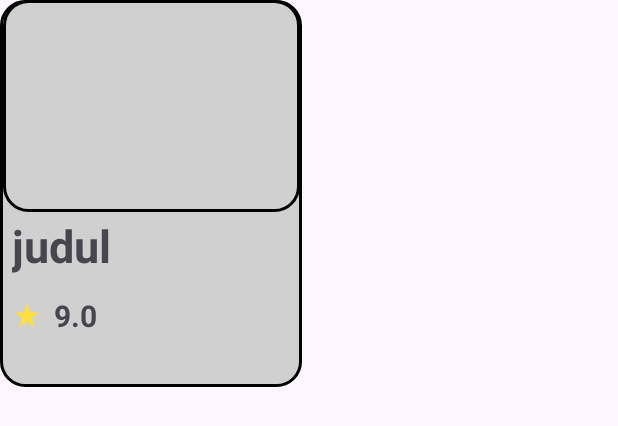
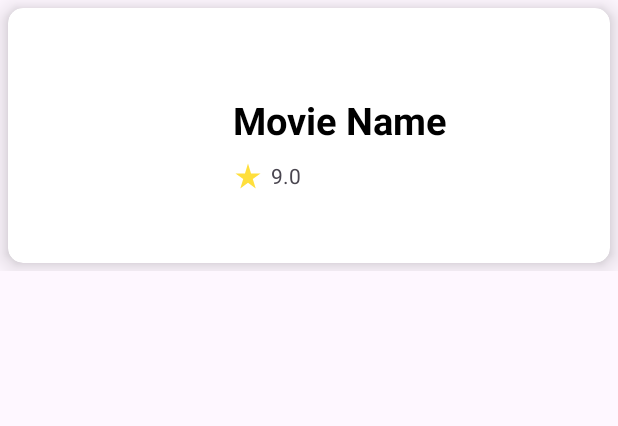
Before and after one commit to kentjanuar/ProjekAkhirPaba, an Android app: the layout film.xml on its own in the app's theme, with its tools: preview values and no code run, on a phone screen of 412 x 824 dp. Shown: the top 426 px of the screen. Run offline under Robolectric (Android 15) with nearby library versions, the phone set to English and light mode, and no system bars.

Commit message:
lebih bagus + qr

```diff
--- a/app/src/main/java/com/implisit/projekakhirpaba/adapterFilm.kt
+++ b/app/src/main/java/com/implisit/projekakhirpaba/adapterFilm.kt
@@ -17,7 +17,7 @@ class adapterFilm (private val listFilm: MutableList<film>):RecyclerView.Adapter
         var _judul = itemView.findViewById<TextView>(R.id.judulFilm)
         var _rating = itemView.findViewById<TextView>(R.id.ratingFilm)
         var _gambar = itemView.findViewById<ImageView>(R.id.gambarFilm)
-        var _background = itemView.findViewById<ImageView>(R.id.background)
+        var _background = itemView.findViewById<androidx.cardview.widget.CardView>(R.id.background)
     }
     override fun onCreateViewHolder(
         parent: ViewGroup,
--- a/app/src/main/java/com/implisit/projekakhirpaba/register.kt
+++ b/app/src/main/java/com/implisit/projekakhirpaba/register.kt
@@ -61,7 +61,7 @@ class register : AppCompatActivity() {
         db.collection("Users").document(phone).set(userData)
             .addOnSuccessListener {
                 // Membuat subkoleksi "Tickets" untuk pengguna
-                Toast.makeText(this, "Registrasi dan tiket berhasil ditambahkan!", Toast.LENGTH_SHORT).show()
+                Toast.makeText(this, "Registrasi berhasil ditambahkan!", Toast.LENGTH_SHORT).show()
                 finish() // Kembali ke halaman login
 
             }
--- a/app/src/main/res/layout/film.xml
+++ b/app/src/main/res/layout/film.xml
@@ -1,60 +1,73 @@
 <?xml version="1.0" encoding="utf-8"?>
-<androidx.constraintlayout.widget.ConstraintLayout xmlns:android="http://schemas.android.com/apk/res/android"
+<LinearLayout xmlns:android="http://schemas.android.com/apk/res/android"
     xmlns:app="http://schemas.android.com/apk/res-auto"
     xmlns:tools="http://schemas.android.com/tools"
-    android:layout_width="wrap_content"
+    android:layout_width="match_parent"
+    android:layout_height="wrap_content"
+    android:orientation="vertical"
+    >
+
+    <androidx.cardview.widget.CardView
+        android:id="@+id/background"
+        app:cardElevation="10dp"
+        app:cardCornerRadius="10dp"
+        android:layout_margin="5dp"
+        app:cardBackgroundColor="#FFFFFF"
+        android:layout_width="match_parent"
+        android:layout_height="match_parent">
+
+        <LinearLayout
+            android:orientation="horizontal"
+            android:layout_width="match_parent"
             android:layout_height="wrap_content">
 
             <ImageView
-        android:id="@+id/background"
-        android:layout_width="201dp"
-        android:layout_height="258dp"
-        android:src="@drawable/rounded_background"
-        app:layout_constraintStart_toStartOf="parent"
-        app:layout_constraintTop_toTopOf="parent" />
+                android:layout_margin="10dp"
+                android:id="@+id/gambarFilm"
+                android:layout_width="120dp"
+                android:layout_height="150dp"/>
 
-    <ImageView
-        android:id="@+id/gambarFilm"
-        android:layout_width="198dp"
-        android:layout_height="141dp"
-        android:scaleType="center"
-
-        android:src="@drawable/rounded_border"
-        app:layout_constraintEnd_toEndOf="@+id/background"
-        app:layout_constraintStart_toStartOf="@+id/background"
-        app:layout_constraintTop_toTopOf="@+id/background" />
+            <LinearLayout
+                android:layout_weight="1"
+                android:gravity="center"
+                android:orientation="vertical"
+                android:layout_width="match_parent"
+                android:layout_height="match_parent">
 
                 <TextView
                     android:id="@+id/judulFilm"
-        android:layout_width="wrap_content"
-        android:layout_height="wrap_content"
-        android:layout_marginStart="8dp"
-        android:layout_marginTop="2dp"
-        android:text="judul"
-        android:textSize="30sp"
+                    android:textColor="#000"
                     android:textStyle="bold"
-        app:layout_constraintStart_toStartOf="@+id/background"
-        app:layout_constraintTop_toBottomOf="@+id/gambarFilm" />
+                    android:textSize="25sp"
+                    android:layout_margin="10dp"
+                    android:text="Movie Name"
+                    android:layout_width="match_parent"
+                    android:layout_height="wrap_content"/>
+
+                <LinearLayout
+                    android:orientation="horizontal"
+                    android:layout_width="match_parent"
+                    android:layout_height="wrap_content">
 
                     <ImageView
                         android:id="@+id/imageView8"
                         android:layout_width="20dp"
                         android:layout_height="20dp"
-        android:layout_marginTop="16dp"
-        android:src="@drawable/star"
-        app:layout_constraintStart_toStartOf="@+id/judulFilm"
-        app:layout_constraintTop_toBottomOf="@+id/judulFilm" />
+                        android:layout_marginLeft="10dp"
+                        android:src="@drawable/star"/>
 
                     <TextView
                         android:id="@+id/ratingFilm"
+                        android:layout_marginStart="5dp"
+                        android:text="9.0"
                         android:layout_width="wrap_content"
-        android:layout_height="wrap_content"
-        android:layout_marginStart="8dp"
-        android:text="9.0"
-        android:textSize="20sp"
-        android:textStyle="bold"
-        app:layout_constraintBottom_toBottomOf="@+id/imageView8"
-        app:layout_constraintStart_toEndOf="@+id/imageView8"
-        app:layout_constraintTop_toTopOf="@+id/imageView8" />
+                        android:layout_height="wrap_content"/>
+                </LinearLayout>
 
-</androidx.constraintlayout.widget.ConstraintLayout>
+            </LinearLayout>
+
+        </LinearLayout>
+
+    </androidx.cardview.widget.CardView>
+
+</LinearLayout>
--- a/app/src/main/res/layout/fragment_home.xml
+++ b/app/src/main/res/layout/fragment_home.xml
@@ -44,6 +44,8 @@
         android:layout_height="wrap_content"
         android:layout_marginTop="32dp"
         app:layout_constraintEnd_toEndOf="parent"
-        app:layout_constraintTop_toBottomOf="@+id/search" />
+        app:layout_constraintTop_toBottomOf="@+id/search"
+        android:clipToPadding="false"
+        android:padding="8dp" />
 
 </androidx.constraintlayout.widget.ConstraintLayout>
--- a/app/src/main/res/layout/tiket.xml
+++ b/app/src/main/res/layout/tiket.xml
@@ -3,7 +3,10 @@
     xmlns:app="http://schemas.android.com/apk/res-auto"
     xmlns:tools="http://schemas.android.com/tools"
     android:layout_width="match_parent"
-    android:layout_height="wrap_content">
+    android:layout_height="wrap_content"
+    android:layout_marginTop="8dp"
+
+    >
 
 
     <ImageView
```
Also changed, not shown: app/src/main/java/com/implisit/projekakhirpaba/home.kt (indentation only). Lines whose indentation alone changed are shown as unchanged.
